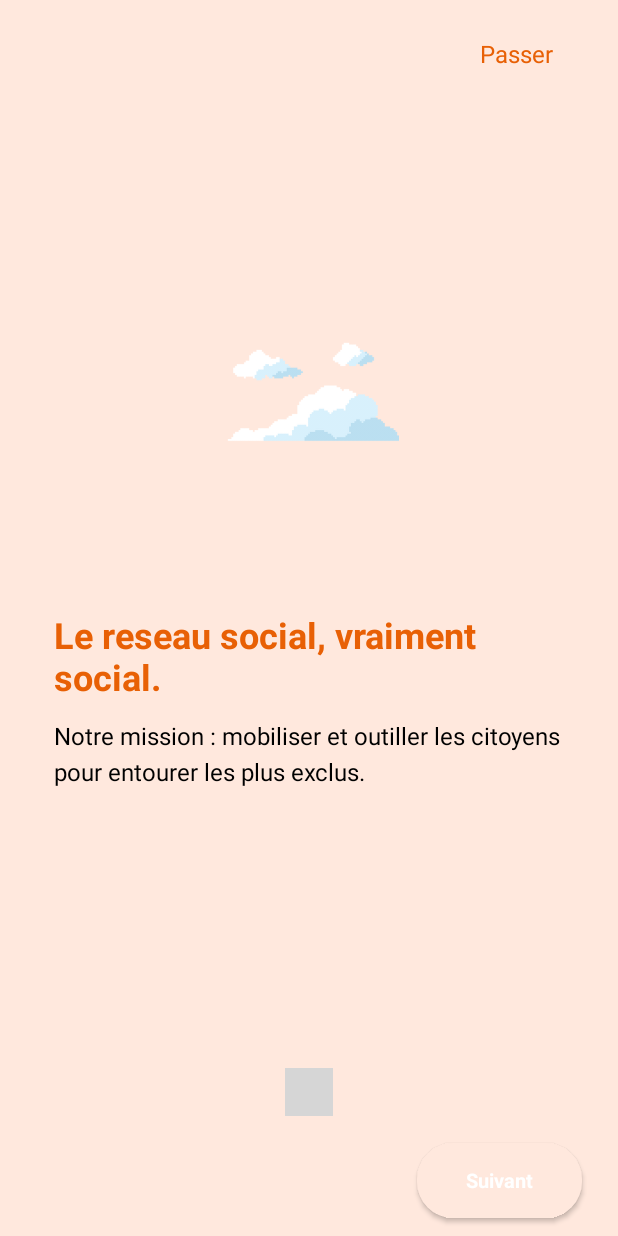
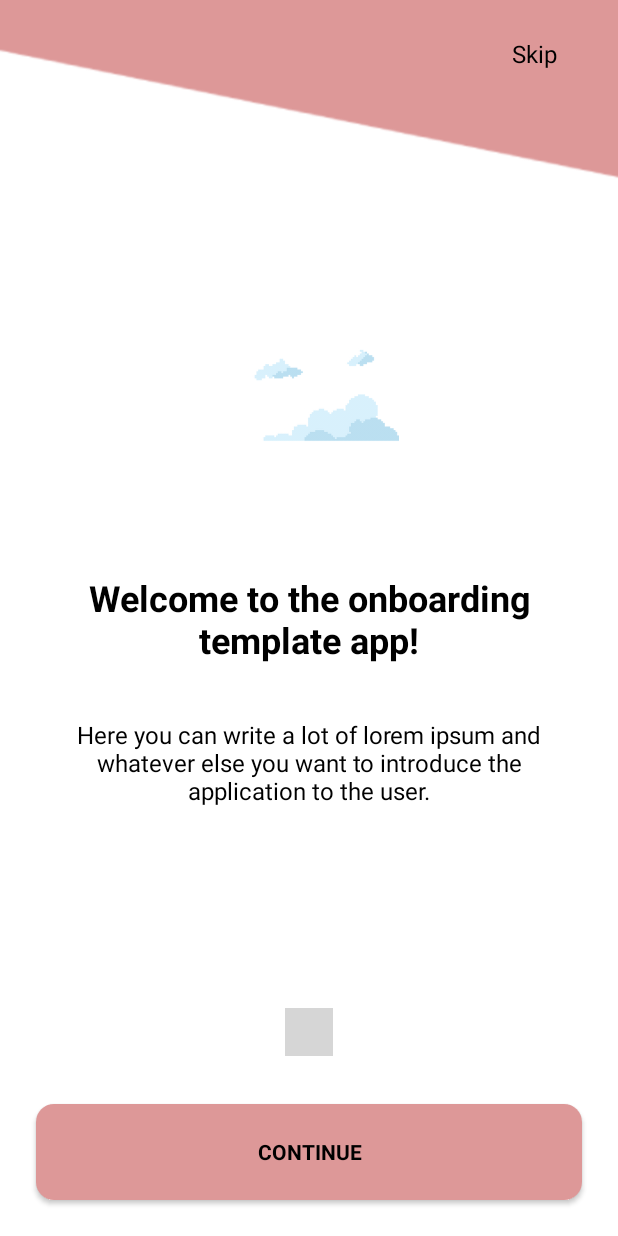
Before and after one commit to ksr-dev/onboarding-mvvm-template, an Android app: the screen it shows after launch (MainActivity), on a phone screen of 412 x 824 dp. Run offline under Robolectric (Android 15) with nearby library versions, the phone set to English and light mode, and no system bars; our stand-ins replace Dagger/Hilt's generated code; plain views replace DotsIndicator; 1 statement that could not run was skipped; grey boxes are pictures that could not be loaded.

Commit message:
Revert "recreate entourage"
This reverts commit 4280c91bb5e60280d2d37cea0b40f2dc86bf926e.

```diff
--- a/app/src/main/java/ee/ksr/template/ui/onboarding/OnboardingContainerFragment.kt
+++ b/app/src/main/java/ee/ksr/template/ui/onboarding/OnboardingContainerFragment.kt
@@ -19,7 +19,6 @@ import ee.ksr.template.databinding.FragmentOnboardingContainerBinding
 class OnboardingContainerFragment : Fragment() {
 
     private var _binding: FragmentOnboardingContainerBinding? = null
-
     // This property is only valid between onCreateView and
     // onDestroyView.
     private val binding get() = _binding!!
@@ -53,8 +52,8 @@ class OnboardingContainerFragment : Fragment() {
         pagerAdapter = SlidePagerAdapter(this)
         viewPager = binding.viewpager
         viewPager.adapter = pagerAdapter
-        viewPager.isUserInputEnabled = false
-        viewPager.registerOnPageChangeCallback(object : ViewPager2.OnPageChangeCallback() {
+
+        viewPager.registerOnPageChangeCallback(object: ViewPager2.OnPageChangeCallback() {
             override fun onPageSelected(position: Int) {
                 super.onPageSelected(position)
                 if (position == NUM_PAGES - 1) {
@@ -68,16 +67,6 @@ class OnboardingContainerFragment : Fragment() {
                         showNextPage()
                     }
                 }
-
-                if (position != 0) {
-                    binding.backButton.visibility = View.VISIBLE
-                    binding.backButton.setOnClickListener {
-                        showPreviousPage()
-                    }
-                } else {
-                    binding.backButton.visibility = View.GONE
-
-                }
             }
         })
 
@@ -85,8 +74,7 @@ class OnboardingContainerFragment : Fragment() {
     }
 
     private fun navigateToHomeFragment() {
-        val action =
-            OnboardingContainerFragmentDirections.actionOnboardingContainerFragmentToHomeFragment()
+        val action = OnboardingContainerFragmentDirections.actionOnboardingContainerFragmentToHomeFragment()
         findNavController().navigate(action)
     }
 
@@ -115,16 +103,7 @@ class OnboardingContainerFragment : Fragment() {
         }
     }
 
-    private fun showPreviousPage() {
-        if (viewPager.currentItem != 0) { // has not reached end
-            viewPager.setCurrentItem(viewPager.currentItem - 1, true)
-        } else { // has reached end
-            //viewModel.onOpenEnterAppPage()
-        }
-    }
-
-
     companion object {
-        private const val NUM_PAGES = 3
+        private const val NUM_PAGES = 4
     }
 }
--- a/app/src/main/res/drawable/background_button.xml
+++ b/app/src/main/res/drawable/background_button.xml
@@ -6,7 +6,7 @@
     <item android:id="@android:id/mask">
         <shape
             android:shape="rectangle">
-            <corners android:radius="@dimen/size_24"/>
+            <corners android:radius="@dimen/size_12"/>
             <solid android:color="@color/reddish"/>
         </shape>
     </item>
@@ -14,7 +14,7 @@
     <item>
         <shape
             android:shape="rectangle">
-            <corners android:radius="@dimen/size_24"/>
+            <corners android:radius="@dimen/size_12"/>
             <solid android:color="@color/reddish"/>
         </shape>
     </item>
--- a/app/src/main/res/layout/fragment_onboarding_container.xml
+++ b/app/src/main/res/layout/fragment_onboarding_container.xml
@@ -3,7 +3,6 @@
     xmlns:app="http://schemas.android.com/apk/res-auto"
     xmlns:tools="http://schemas.android.com/tools"
     android:id="@+id/main"
-    android:background="@color/reddish"
     android:layout_width="match_parent"
     android:layout_height="match_parent"
     tools:context=".ui.onboarding.OnboardingContainerFragment">
@@ -24,11 +23,10 @@
         android:layout_width="wrap_content"
         android:layout_height="wrap_content"
         android:layout_marginTop="@dimen/size_12"
-        android:layout_marginEnd="@dimen/size_24"
+        android:layout_marginEnd="@dimen/size_12"
         android:background="@color/transparent"
         android:text="@string/onboarding_skip"
         android:textAllCaps="false"
-        android:textColor="@color/orange"
         app:layout_constraintEnd_toEndOf="parent"
         app:layout_constraintTop_toTopOf="parent" />
 
@@ -37,7 +35,7 @@
         style="@style/Dots"
         android:layout_width="wrap_content"
         android:layout_height="wrap_content"
-        android:layout_marginBottom="@dimen/size_80"
+        android:layout_marginBottom="@dimen/size_120"
         app:layout_constraintBottom_toBottomOf="parent"
         app:layout_constraintEnd_toEndOf="parent"
         app:layout_constraintStart_toStartOf="parent" />
@@ -54,27 +52,15 @@
     <androidx.appcompat.widget.AppCompatButton
         android:id="@+id/continue_button"
         style="@style/Button"
-        android:layout_width="@dimen/size_110"
-        android:layout_height="@dimen/size_50"
+        android:layout_width="match_parent"
+        android:layout_height="@dimen/size_64"
+        android:layout_marginStart="@dimen/size_24"
         android:layout_marginEnd="@dimen/size_24"
-        android:layout_marginBottom="@dimen/size_12"
+        android:layout_marginBottom="@dimen/size_24"
         android:text="@string/onboarding_continue"
-        android:textSize="13sp"
+        android:textColor="@color/black"
         app:layout_constraintBottom_toBottomOf="parent"
-        app:layout_constraintEnd_toEndOf="parent" />
-
-    <androidx.appcompat.widget.AppCompatButton
-        android:id="@+id/back_button"
-        style="@style/Button"
-        android:layout_width="@dimen/size_110"
-        android:layout_height="@dimen/size_50"
-        android:layout_marginStart="@dimen/size_24"
-        android:layout_marginBottom="@dimen/size_12"
-        android:text="@string/onboarding_back"
-        android:textColor="@color/orange"
-        android:textSize="13sp"
-        android:backgroundTint="@color/lighter_orange"
-        app:layout_constraintBottom_toBottomOf="parent"
+        app:layout_constraintEnd_toEndOf="parent"
         app:layout_constraintStart_toStartOf="parent" />
 
 </androidx.constraintlayout.widget.ConstraintLayout>
--- a/app/src/main/res/layout/fragment_onboarding_page.xml
+++ b/app/src/main/res/layout/fragment_onboarding_page.xml
@@ -13,7 +13,6 @@
         android:layout_height="wrap_content"
         android:layout_marginStart="@dimen/size_36"
         android:layout_marginEnd="@dimen/size_36"
-        android:layout_marginTop="@dimen/size_50"
         app:layout_constraintBottom_toBottomOf="parent"
         app:layout_constraintEnd_toEndOf="parent"
         app:layout_constraintStart_toStartOf="parent"
@@ -25,7 +24,7 @@
         style="@style/Text.Body"
         android:layout_width="match_parent"
         android:layout_height="wrap_content"
-        android:layout_marginTop="@dimen/size_12"
+        android:layout_marginTop="@dimen/size_36"
         android:layout_marginStart="@dimen/size_36"
         android:layout_marginEnd="@dimen/size_36"
         app:layout_constraintEnd_toEndOf="parent"
--- a/app/src/main/res/values-night/styles.xml
+++ b/app/src/main/res/values-night/styles.xml
@@ -4,33 +4,31 @@
     <style name="Text">
         <item name="android:textSize">@dimen/text_16</item>
         <item name="android:fontFamily">Roboto</item>
-        <item name="android:textColor">@color/black</item>
+        <item name="android:textColor">@color/white</item>
     </style>
 
     <style name="Button" parent="Widget.AppCompat.Button">
         <item name="android:fontFamily">Roboto</item>
         <item name="android:textStyle">bold</item>
         <item name="android:background">@drawable/background_button</item>
-        <item name="android:backgroundTint">@color/orange</item>
+        <item name="android:backgroundTint">@color/greenish</item>
         <item name="android:paddingStart">@dimen/size_24</item>
         <item name="android:paddingEnd">@dimen/size_24</item>
-        <item name="android:textColor">@color/white</item>
-        <item name="android:textAllCaps">false</item>
-
+        <item name="android:textColor">@color/black</item>
     </style>
 
     <style name="Dots">
-        <item name="dotsColor">@color/light_orange</item>
+        <item name="dotsColor">@color/dark_grayish</item>
         <item name="dotsCornerRadius">@dimen/size_4</item>
         <item name="dotsSize">@dimen/size_8</item>
         <item name="dotsSpacing">@dimen/size_8</item>
         <item name="dotsWidthFactor">1.5</item>
         <item name="progressMode">true</item>
-        <item name="selectedDotColor">@color/orange</item>
+        <item name="selectedDotColor">@color/reddish</item>
     </style>
 
     <style name="Overlay">
-        <item name="android:tint">@color/reddish</item>
+        <item name="android:tint">@color/greenish</item>
     </style>
 
 
--- a/app/src/main/res/values-night/themes.xml
+++ b/app/src/main/res/values-night/themes.xml
@@ -2,15 +2,15 @@
     <!-- Base application theme. -->
     <style name="Theme.Template" parent="Theme.MaterialComponents.DayNight.NoActionBar">
         <!-- Primary brand color. -->
-        <item name="colorPrimary">@color/reddish</item>
-        <item name="colorPrimaryVariant">@color/reddish</item>
+        <item name="colorPrimary">@color/greenish</item>
+        <item name="colorPrimaryVariant">@color/greenish</item>
         <item name="colorOnPrimary">@color/black</item>
         <!-- Secondary brand color. -->
         <item name="colorSecondary">@color/reddish</item>
         <item name="colorSecondaryVariant">@color/reddish</item>
         <item name="colorOnSecondary">@color/black</item>
         <!-- Status bar color. -->
-        <item name="android:statusBarColor">@color/dark_grayish</item>
+        <item name="android:statusBarColor">@color/greenish</item>
         <!-- Customize your theme here. -->
     </style>
 </resources>
--- a/app/src/main/res/values-v28/styles.xml
+++ /dev/null
@@ -1,9 +0,0 @@
-<?xml version="1.0" encoding="utf-8"?>
-<resources>
-
-    <style name="Text.Body">
-        <item name="android:textSize">@dimen/text_16</item>
-        <item name="android:textAlignment">textStart</item>
-        <item name="android:lineHeight">@dimen/text_24</item>
-    </style>
-</resources>
--- a/app/src/main/res/values/array.xml
+++ b/app/src/main/res/values/array.xml
@@ -4,18 +4,20 @@
         <item>@string/onboarding_title_1</item>
         <item>@string/onboarding_title_2</item>
         <item>@string/onboarding_title_3</item>
-
+        <item>@string/onboarding_title_4</item>
     </string-array>
 
     <string-array name="onboarding_body_array">
         <item>@string/onboarding_body_1</item>
         <item>@string/onboarding_body_2</item>
         <item>@string/onboarding_body_3</item>
+        <item>@string/onboarding_body_4</item>
     </string-array>
 
     <integer-array name="onboarding_image_array">
         <item>@drawable/clouds</item>
         <item>@drawable/tree</item>
         <item>@drawable/cactus</item>
+        <item>@drawable/cow</item>
     </integer-array>
 </resources>
--- a/app/src/main/res/values/colors.xml
+++ b/app/src/main/res/values/colors.xml
@@ -1,13 +1,9 @@
 <?xml version="1.0" encoding="utf-8"?>
 <resources>
-    <color name="reddish">#FFE8DD</color>
+    <color name="reddish">#DD9898</color>
     <color name="greenish">#66E7C8</color>
     <color name="grayish">#BFBFBF</color>
     <color name="dark_grayish">#5A5A5A</color>
-
-    <color name="lighter_orange">#FFD3B1</color>
-    <color name="light_orange">#D59462</color>
-    <color name="orange">#E86005</color>
 
     <color name="black">#FF000000</color>
     <color name="white">#FFFFFFFF</color>
--- a/app/src/main/res/values/dimens.xml
+++ b/app/src/main/res/values/dimens.xml
@@ -11,12 +11,8 @@
     <dimen name="size_12">12dp</dimen>
     <dimen name="size_24">24dp</dimen>
     <dimen name="size_36">36dp</dimen>
-    <dimen name="size_50">50dp</dimen>
     <dimen name="size_64">64dp</dimen>
     <dimen name="size_80">80dp</dimen>
-    <dimen name="size_100">100dp</dimen>
-    <dimen name="size_110">110dp</dimen>
-
     <dimen name="size_120">120dp</dimen>
     <dimen name="size_160">160dp</dimen>
     <dimen name="size_200">200dp</dimen>
--- a/app/src/main/res/values/strings.xml
+++ b/app/src/main/res/values/strings.xml
@@ -1,18 +1,17 @@
 <resources>
     <string name="app_name">Template</string>
-    <string name="onboarding_title_1">Le reseau social, vraiment social.</string>
-    <string name="onboarding_title_2">Sur l\'app Entourage:</string>
-    <string name="onboarding_title_3">Entourage avec vous !</string>
+    <string name="onboarding_title_1">Welcome to the onboarding template app!</string>
+    <string name="onboarding_title_2">You can also swipe backwards and forwards!</string>
+    <string name="onboarding_title_3">Don\'t forget to add images!</string>
     <string name="onboarding_title_4">You can also change the amount of pages!</string>
 
-    <string name="onboarding_body_1">Notre mission : mobiliser et outiller les citoyens pour entourer les plus exclus.</string>
-    <string name="onboarding_body_2">Rencontrez les voisins qui vous ressemblent lors d\'evenements et echangez aoutour d\'actions de solidarite.</string>
-    <string name="onboarding_body_3">Les equipes d\'ambassadeurs, de benevoles et de moderateurs d\'Entourage vous accompagnent et vous orientent au quotidien.</string>
+    <string name="onboarding_body_1">Here you can write a lot of lorem ipsum and whatever else you want to introduce the application to the user.</string>
+    <string name="onboarding_body_2">Here you can write EVEN MORE lorem ipsum and whatever else you want to introduce the application to the user (also check out the skip button).</string>
+    <string name="onboarding_body_3">Here you can write EXCEEDING AMOUNTS of lorem ipsum and whatever else you want to introduce the application to the user.</string>
     <string name="onboarding_body_4">Here you can write ALL OF THE of lorem ipsum and whatever else you want to introduce the application to the user.</string>
 
-    <string name="onboarding_skip">Passer</string>
-    <string name="onboarding_continue">Suivant</string>
-    <string name="onboarding_back">Precedent</string>
+    <string name="onboarding_skip">Skip</string>
+    <string name="onboarding_continue">Continue</string>
     <string name="home_title">And we\'re done!</string>
     <string name="home_body">Feel free to use the source code of this application wherever you see fit.</string>
 
--- a/app/src/main/res/values/styles.xml
+++ b/app/src/main/res/values/styles.xml
@@ -8,26 +8,23 @@
 
     <style name="Text.Title">
         <item name="android:textSize">@dimen/text_24</item>
-        <item name="android:textColor">@color/orange</item>
         <item name="android:textStyle">bold</item>
-        <item name="android:textAlignment">textStart</item>
+        <item name="android:textAlignment">center</item>
 
     </style>
 
     <style name="Text.Body">
         <item name="android:textSize">@dimen/text_16</item>
-        <item name="android:textAlignment">textStart</item>
-
+        <item name="android:textAlignment">center</item>
     </style>
 
     <style name="Button" parent="Widget.AppCompat.Button">
         <item name="android:fontFamily">Roboto</item>
         <item name="android:textStyle">bold</item>
-        <item name="android:textAllCaps">false</item>
         <item name="android:background">@drawable/background_button</item>
         <item name="android:paddingStart">@dimen/size_24</item>
         <item name="android:paddingEnd">@dimen/size_24</item>
-        <item name="android:textColor">@color/white</item>
+        <item name="android:textColor">@color/black</item>
     </style>
 
     <style name="Dots">
--- a/app/src/main/res/values/themes.xml
+++ b/app/src/main/res/values/themes.xml
@@ -10,7 +10,7 @@
         <item name="colorSecondaryVariant">@color/greenish</item>
         <item name="colorOnSecondary">@color/black</item>
         <!-- Status bar color. -->
-        <item name="android:statusBarColor">@color/dark_grayish</item>
+        <item name="android:statusBarColor">@color/reddish</item>
         <!-- Customize your theme here. -->
     </style>
 </resources>
```
